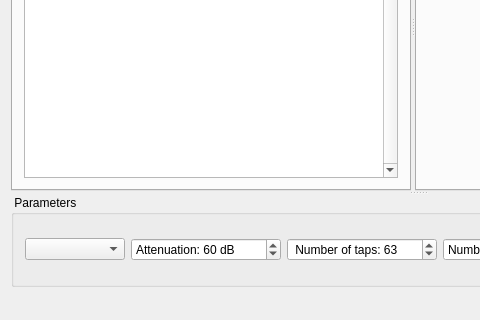
The window that mainwindow.ui (gbrault/firtool) describes before a commit, drawn with Qt 5; both pictures show x 0 to 480 and y 303 to 623 of the 835 by 623 pixel window.
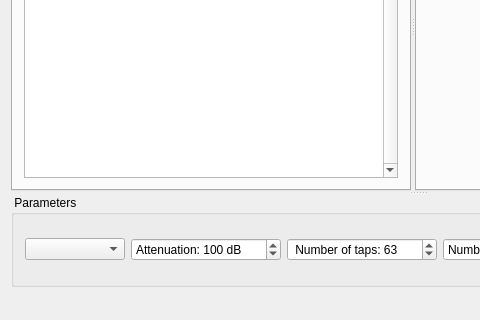
The same window after the commit. Icons and pictures are not drawn.

Diff of the .ui file:
```diff
--- a/mainwindow.ui
+++ b/mainwindow.ui
@@ -659,7 +659,7 @@
            <double>999.000000000000000</double>
           </property>
           <property name="value">
-           <double>60.000000000000000</double>
+           <double>100.000000000000000</double>
           </property>
          </widget>
         </item>
```
Left out of the diff: 10 changed lines with no effect on the pictures.
